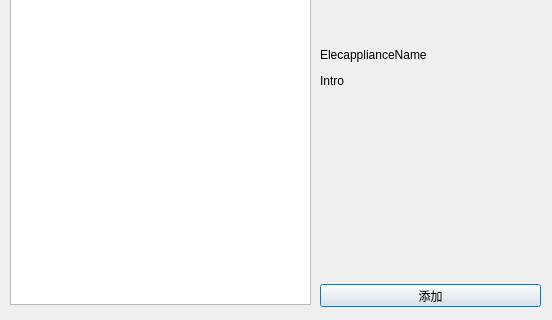
Before: the Qt Designer form PhysicsLabQt/elecappliancespanel.ui in Jack-Myth/PhysicsLab, drawn with Qt 5; both pictures show x 0 to 552 and y 176 to 496 of the 552 by 496 pixel window.
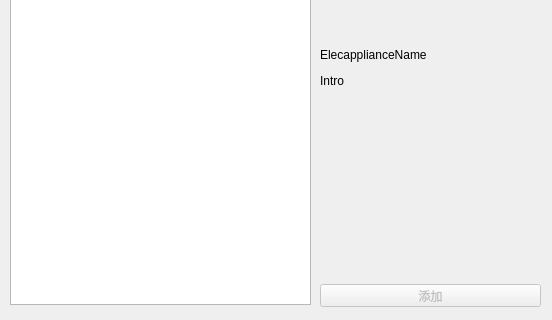
After: the same form once the commit is applied.

```diff
--- a/PhysicsLabQt/elecappliancespanel.ui
+++ b/PhysicsLabQt/elecappliancespanel.ui
@@ -66,6 +66,9 @@
    </property>
   </widget>
   <widget class="QPushButton" name="pushButton">
+   <property name="enabled">
+    <bool>false</bool>
+   </property>
    <property name="geometry">
     <rect>
      <x>320</x>
```
Left out of the diff: 9 changed lines with no effect on the pictures.
